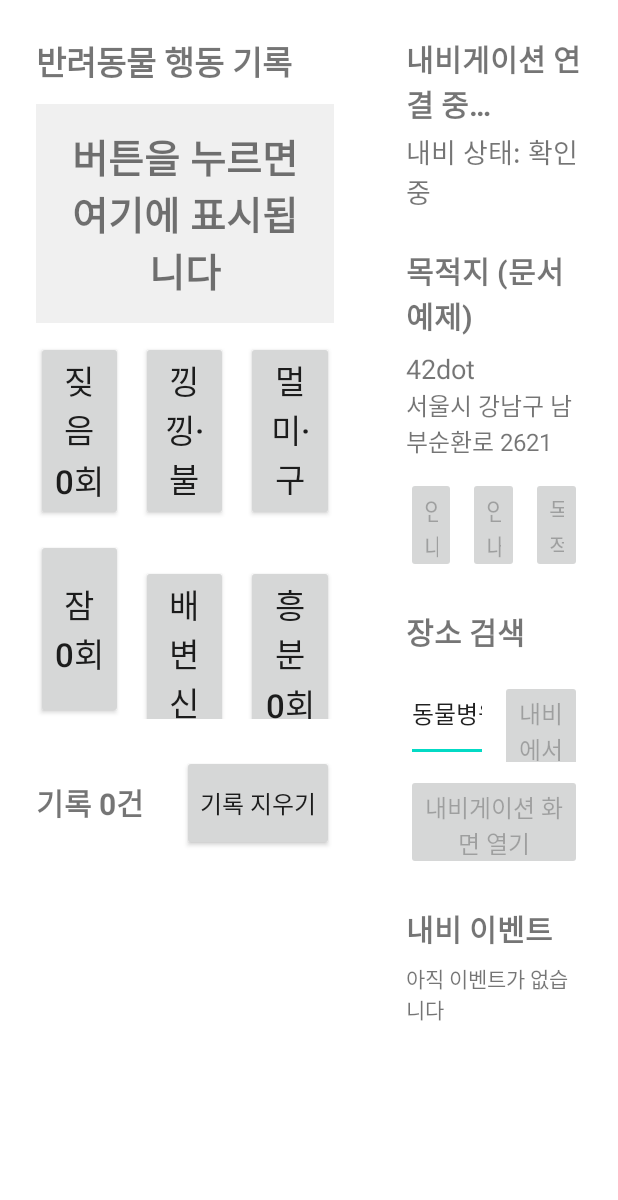
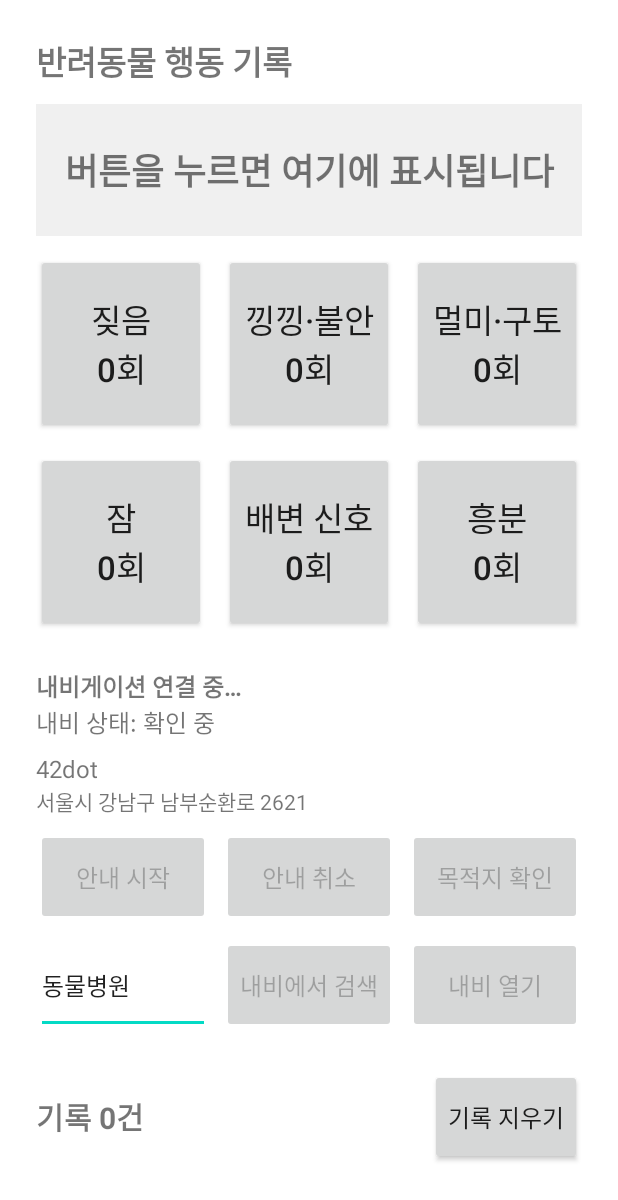
Before and after one commit to DaengQ/DaengQ, an Android app: the screen it shows after launch (MainActivity), on a phone screen of 412 x 824 dp. Shown: the top 1200 px of the screen. Run offline under Robolectric (Android 15) with nearby library versions, the phone set to English and light mode, and no system bars; libraries missing offline, so code that uses them is left out: ai.pleos.playground; 1 statement that could not run was skipped.

Commit message:
Add portrait layout for side-by-side use with the navigation app
Pleos Connect can show two apps side by side, each in portrait. The
portrait layout puts the pet buttons on top and compact navi controls
below so Pawgo fits next to the map. Screen state (events, last record,
navi status) is restored when the window is resized.

```diff
--- a/app/src/main/java/com/example/pawgo/MainActivity.kt
+++ b/app/src/main/java/com/example/pawgo/MainActivity.kt
@@ -67,6 +67,9 @@ class MainActivity : Activity(), NaviManager.Callback {
         )
         setNaviButtonsEnabled(false)
 
+        // 창 분할·크기 변경으로 화면이 다시 만들어져도 보던 상태를 이어서 보여 준다
+        savedInstanceState?.let { restoreState(it) }
+
         naviManager = NaviManager(this, this)
 
         startRouteButton.setOnClickListener { naviManager.startRoute(destination) }
@@ -84,6 +87,24 @@ class MainActivity : Activity(), NaviManager.Callback {
         }
 
         naviManager.connect()
+    }
+
+    override fun onSaveInstanceState(outState: Bundle) {
+        super.onSaveInstanceState(outState)
+        outState.putStringArrayList(STATE_EVENTS, ArrayList(events))
+        outState.putString(STATE_NAVI_STATUS, currentNaviStatus?.name)
+        outState.putCharSequence(STATE_LAST_RECORD, lastRecord.text)
+    }
+
+    private fun restoreState(state: Bundle) {
+        state.getStringArrayList(STATE_EVENTS)?.let { saved ->
+            events.addAll(saved)
+            if (events.isNotEmpty()) eventLog.text = events.joinToString("\n")
+        }
+        state.getString(STATE_NAVI_STATUS)
+            ?.let { name -> NavigationStatus.entries.firstOrNull { it.name == name } }
+            ?.let { onNavigationStatus(it) }
+        state.getCharSequence(STATE_LAST_RECORD)?.let { lastRecord.text = it }
     }
 
     override fun onDestroy() {
@@ -261,5 +282,9 @@ class MainActivity : Activity(), NaviManager.Callback {
         private const val FLASH_DURATION_MS = 1500L
         private const val LOCATION_FILL_WINDOW_MS = 10_000L
         private val FLASH_TOKEN = Any()
+
+        private const val STATE_EVENTS = "events"
+        private const val STATE_NAVI_STATUS = "naviStatus"
+        private const val STATE_LAST_RECORD = "lastRecord"
     }
 }
--- /dev/null
+++ b/app/src/main/res/layout-port/activity_main.xml
@@ -0,0 +1,187 @@
+<?xml version="1.0" encoding="utf-8"?>
+<!-- 세로 창: 내비와 나란히 띄웠을 때. 행동 기록을 위에 크게 두고 내비 조작은 간단히 둔다. -->
+<ScrollView xmlns:android="http://schemas.android.com/apk/res/android"
+    android:layout_width="match_parent"
+    android:layout_height="match_parent"
+    android:fillViewport="true">
+
+    <LinearLayout
+        android:layout_width="match_parent"
+        android:layout_height="wrap_content"
+        android:orientation="vertical"
+        android:padding="24dp">
+
+        <TextView
+            android:layout_width="match_parent"
+            android:layout_height="wrap_content"
+            android:text="@string/section_pet"
+            android:textSize="22sp"
+            android:textStyle="bold" />
+
+        <TextView
+            android:id="@+id/lastRecord"
+            android:layout_width="match_parent"
+            android:layout_height="wrap_content"
+            android:layout_marginTop="12dp"
+            android:background="@color/last_record_idle"
+            android:gravity="center"
+            android:minHeight="88dp"
+            android:padding="16dp"
+            android:text="@string/last_record_empty"
+            android:textSize="24sp"
+            android:textStyle="bold" />
+
+        <LinearLayout
+            android:id="@+id/behaviorButtons"
+            android:layout_width="match_parent"
+            android:layout_height="wrap_content"
+            android:layout_marginTop="12dp"
+            android:orientation="vertical" />
+
+        <TextView
+            android:id="@+id/connectionStatus"
+            android:layout_width="match_parent"
+            android:layout_height="wrap_content"
+            android:layout_marginTop="24dp"
+            android:text="@string/status_connecting"
+            android:textSize="16sp"
+            android:textStyle="bold" />
+
+        <TextView
+            android:id="@+id/navigationStatus"
+            android:layout_width="match_parent"
+            android:layout_height="wrap_content"
+            android:text="@string/navi_status_unknown"
+            android:textSize="16sp" />
+
+        <TextView
+            android:id="@+id/destinationName"
+            android:layout_width="match_parent"
+            android:layout_height="wrap_content"
+            android:layout_marginTop="8dp"
+            android:textSize="16sp" />
+
+        <TextView
+            android:id="@+id/destinationAddress"
+            android:layout_width="match_parent"
+            android:layout_height="wrap_content"
+            android:textSize="14sp" />
+
+        <LinearLayout
+            android:layout_width="match_parent"
+            android:layout_height="wrap_content"
+            android:layout_marginTop="8dp"
+            android:orientation="horizontal">
+
+            <Button
+                android:id="@+id/startRouteButton"
+                android:layout_width="0dp"
+                android:layout_height="64dp"
+                android:layout_weight="1"
+                android:text="@string/action_start_route"
+                android:textSize="16sp" />
+
+            <Button
+                android:id="@+id/cancelRouteButton"
+                android:layout_width="0dp"
+                android:layout_height="64dp"
+                android:layout_marginStart="8dp"
+                android:layout_weight="1"
+                android:text="@string/action_cancel_route"
+                android:textSize="16sp" />
+
+            <Button
+                android:id="@+id/destinationInfoButton"
+                android:layout_width="0dp"
+                android:layout_height="64dp"
+                android:layout_marginStart="8dp"
+                android:layout_weight="1"
+                android:text="@string/action_destination_info"
+                android:textSize="16sp" />
+        </LinearLayout>
+
+        <LinearLayout
+            android:layout_width="match_parent"
+            android:layout_height="wrap_content"
+            android:layout_marginTop="8dp"
+            android:orientation="horizontal">
+
+            <EditText
+                android:id="@+id/searchKeyword"
+                android:layout_width="0dp"
+                android:layout_height="64dp"
+                android:layout_weight="1"
+                android:hint="@string/search_hint"
+                android:imeOptions="actionSearch"
+                android:importantForAutofill="no"
+                android:inputType="text"
+                android:text="@string/search_default_keyword"
+                android:textSize="16sp" />
+
+            <Button
+                android:id="@+id/searchButton"
+                android:layout_width="0dp"
+                android:layout_height="64dp"
+                android:layout_marginStart="8dp"
+                android:layout_weight="1"
+                android:text="@string/action_search"
+                android:textSize="16sp" />
+
+            <Button
+                android:id="@+id/showNavigationButton"
+                android:layout_width="0dp"
+                android:layout_height="64dp"
+                android:layout_marginStart="8dp"
+                android:layout_weight="1"
+                android:text="@string/action_show_navigation_short"
+                android:textSize="16sp" />
+        </LinearLayout>
+
+        <LinearLayout
+            android:layout_width="match_parent"
+            android:layout_height="wrap_content"
+            android:layout_marginTop="24dp"
+            android:gravity="center_vertical"
+            android:orientation="horizontal">
+
+            <TextView
+                android:id="@+id/recordCount"
+                android:layout_width="0dp"
+                android:layout_height="wrap_content"
+                android:layout_weight="1"
+                android:textSize="20sp"
+                android:textStyle="bold" />
+
+            <Button
+                android:id="@+id/clearRecordsButton"
+                android:layout_width="wrap_content"
+                android:layout_height="64dp"
+                android:text="@string/action_clear_records"
+                android:textSize="16sp" />
+        </LinearLayout>
+
+        <TextView
+            android:id="@+id/recordList"
+            android:layout_width="match_parent"
+            android:layout_height="wrap_content"
+            android:layout_marginTop="8dp"
+            android:lineSpacingExtra="4dp"
+            android:textSize="16sp" />
+
+        <TextView
+            android:layout_width="match_parent"
+            android:layout_height="wrap_content"
+            android:layout_marginTop="24dp"
+            android:text="@string/section_events"
+            android:textSize="18sp"
+            android:textStyle="bold" />
+
+        <TextView
+            android:id="@+id/eventLog"
+            android:layout_width="match_parent"
+            android:layout_height="wrap_content"
+            android:layout_marginTop="8dp"
+            android:text="@string/event_log_empty"
+            android:textSize="14sp" />
+    </LinearLayout>
+</ScrollView>
--- a/app/src/main/res/values/strings.xml
+++ b/app/src/main/res/values/strings.xml
@@ -26,6 +26,7 @@
     <string name="search_default_keyword">동물병원</string>
     <string name="action_search">내비에서 검색</string>
     <string name="action_show_navigation">내비게이션 화면 열기</string>
+    <string name="action_show_navigation_short">내비 열기</string>
 
     <string name="section_events">내비 이벤트</string>
     <string name="event_log_empty">아직 이벤트가 없습니다</string>
```
